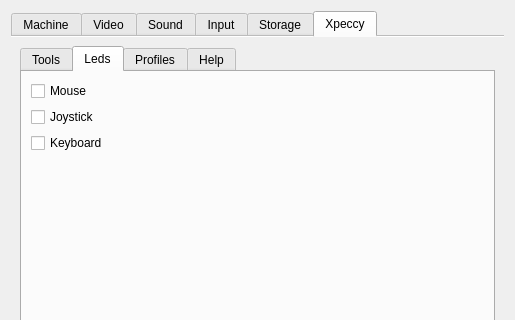
samstyle/Xpeccy, file ui/setupwin.ui: the form before one commit; both pictures show x 0 to 515 and y 0 to 320 of the 515 by 473 pixel window.
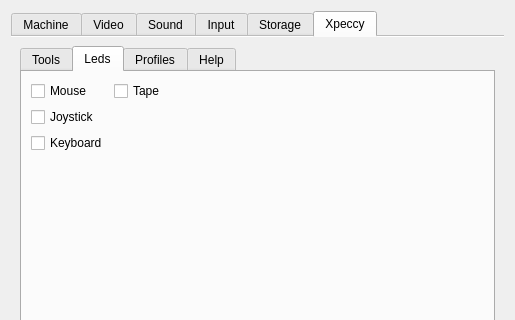
The form after the commit. The open tabs and pages were chosen to show the change. Icons and pictures are not drawn.

Commit message: build 20150630 [+] Tape led showing when tape is on (rec/play)

```diff
--- a/ui/setupwin.ui
+++ b/ui/setupwin.ui
@@ -2737,6 +2737,26 @@
                  </property>
                 </widget>
                </item>
+               <item row="0" column="1">
+                <widget class="QCheckBox" name="cbTapeLed">
+                 <property name="text">
+                  <string>Tape</string>
+                 </property>
+                </widget>
+               </item>
+               <item row="0" column="2">
+                <spacer name="horizontalSpacer_4">
+                 <property name="orientation">
+                  <enum>Qt::Horizontal</enum>
+                 </property>
+                 <property name="sizeHint" stdset="0">
+                  <size>
+                   <width>40</width>
+                   <height>20</height>
+                  </size>
+                 </property>
+                </spacer>
+               </item>
               </layout>
              </item>
              <item>
```
The commit also changes 8 other files.
